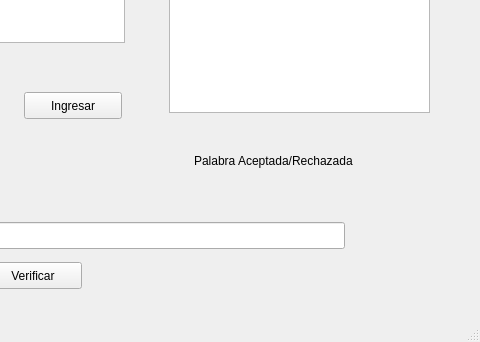
Old version of the form Qt/MainWindow.ui in the repository javierocrono/Maquina-de-Turing-python; both pictures show x 346 to 826 and y 208 to 550 of the 826 by 550 pixel window.
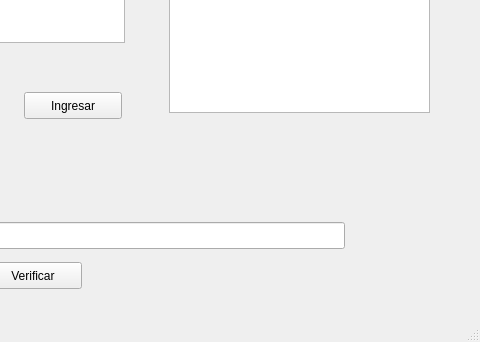
New version of the form.

Commit message: Programa Funcional con interfaz

Patch:
```diff
--- a/Qt/MainWindow.ui
+++ b/Qt/MainWindow.ui
@@ -185,19 +185,6 @@
      </property>
     </widget>
    </widget>
-   <widget class="QLabel" name="label_5">
-    <property name="geometry">
-     <rect>
-      <x>540</x>
-      <y>360</y>
-      <width>231</width>
-      <height>17</height>
-     </rect>
-    </property>
-    <property name="text">
-     <string>Palabra Aceptada/Rechazada</string>
-    </property>
-   </widget>
   </widget>
   <widget class="QStatusBar" name="statusbar"/>
  </widget>
```
Left out of the diff: 12 changed lines with no effect on the pictures. The commit also changes 2 other files.
